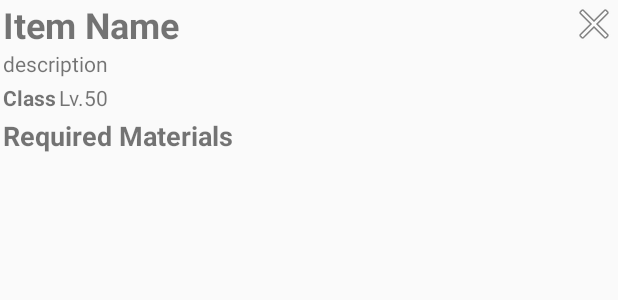
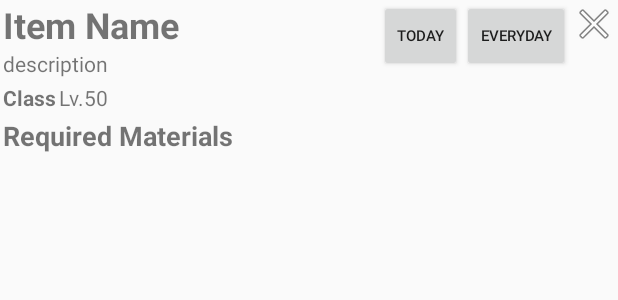
Before and after one commit to reinaRHL/craftersNote, an Android app: the layout dialog_custom_layout.xml on its own in the app's theme, with its tools: preview values and no code run, on a phone screen of 412 x 824 dp. Shown: the top 300 px of the screen. Run offline under Robolectric (Android 15) with nearby library versions, the phone set to English and light mode, and no system bars.

Commit message:
Added adding buttons inside dialog

```diff
--- a/app/src/main/res/layout/dialog_custom_layout.xml
+++ b/app/src/main/res/layout/dialog_custom_layout.xml
@@ -70,4 +70,24 @@
         android:background="@android:color/transparent"
         app:srcCompat="@android:drawable/ic_menu_close_clear_cancel" />
 
+    <Button
+        android:id="@+id/addEverydayDialog"
+        android:layout_width="wrap_content"
+        android:layout_height="wrap_content"
+        android:layout_alignParentTop="true"
+        android:layout_toStartOf="@+id/closeDialog"
+        android:text="Everyday"
+        android:minWidth="0dp"
+        android:textSize="10sp" />
+
+    <Button
+        android:id="@+id/addTodayDialog"
+        android:layout_width="wrap_content"
+        android:layout_height="wrap_content"
+        android:layout_alignParentTop="true"
+        android:layout_toStartOf="@+id/addEverydayDialog"
+        android:text="Today"
+        android:minWidth="0dp"
+        android:textSize="10sp" />
+
 </RelativeLayout>
--- a/app/src/main/res/layout/recyler_search_view.xml
+++ b/app/src/main/res/layout/recyler_search_view.xml
@@ -36,6 +36,7 @@
         android:layout_toLeftOf="@id/addTodayBtn"
         android:gravity="center"
         android:text="Detail"
+        android:minWidth="0dp"
         android:textSize="10sp" />
 
     <Button
@@ -45,6 +46,7 @@
         android:layout_toLeftOf="@id/addEverydayBtn"
         android:gravity="center"
         android:text="Today"
+        android:minWidth="0dp"
         android:textSize="10sp" />
 
     <Button
@@ -54,6 +56,7 @@
         android:layout_alignParentEnd="true"
         android:gravity="center"
         android:text="Everyday"
+        android:minWidth="0dp"
         android:textSize="10sp" />
 
 </RelativeLayout>
```
Also changed, not shown: app/src/main/java/com/mp/rena/craftersnote/MyAdapter.java (+15 -1 lines).
